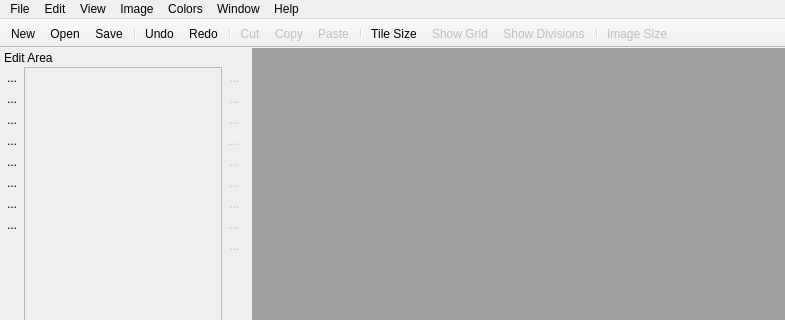
Old version of the form screens/main_window.ui in the repository ricardobusta/pixelbooster; both pictures show x 0 to 785 and y 0 to 320 of the 785 by 627 pixel window.
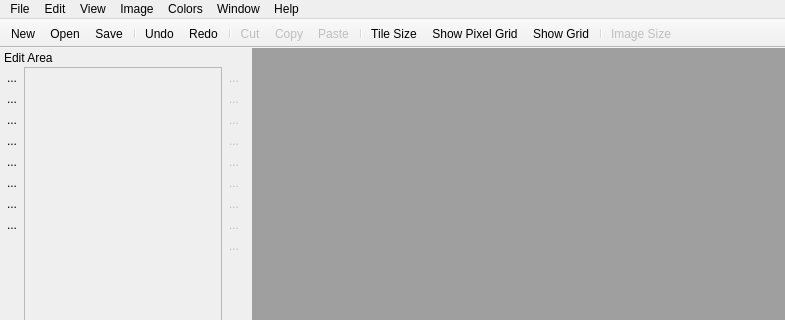
New version of the form. Icons and pictures are not drawn. Custom widgets are drawn as their Qt base class.

Commit message: Finished implementing the "show grid" and "show pixel grid" feature.

Patch:
```diff
--- a/screens/main_window.ui
+++ b/screens/main_window.ui
@@ -191,8 +191,8 @@
    <addaction name="actionPaste"/>
    <addaction name="separator"/>
    <addaction name="actionTile_Size"/>
+   <addaction name="actionShow_Pixel_Grid"/>
    <addaction name="actionShow_Grid"/>
-   <addaction name="actionShow_Divisions"/>
    <addaction name="separator"/>
    <addaction name="actionImage_Size"/>
   </widget>
@@ -1476,37 +1476,43 @@
     <string>Tile Size: Configure the size of the tile selection</string>
    </property>
   </action>
-  <action name="actionShow_Grid">
+  <action name="actionShow_Pixel_Grid">
    <property name="checkable">
     <bool>true</bool>
    </property>
    <property name="enabled">
-    <bool>false</bool>
+    <bool>true</bool>
    </property>
    <property name="icon">
     <iconset resource="../resources/icons/icons.qrc">
      <normaloff>:/icons/show_grid.png</normaloff>:/icons/show_grid.png</iconset>
    </property>
    <property name="text">
-    <string>Show Grid</string>
+    <string>Show Pixel Grid</string>
+   </property>
+   <property name="toolTip">
+    <string>Show Pixel Grid</string>
    </property>
    <property name="statusTip">
     <string>Soon!</string>
    </property>
   </action>
-  <action name="actionShow_Divisions">
+  <action name="actionShow_Grid">
    <property name="checkable">
     <bool>true</bool>
    </property>
    <property name="enabled">
-    <bool>false</bool>
+    <bool>true</bool>
    </property>
    <property name="icon">
     <iconset resource="../resources/icons/icons.qrc">
      <normaloff>:/icons/show_divisions.png</normaloff>:/icons/show_divisions.png</iconset>
    </property>
    <property name="text">
-    <string>Show Divisions</string>
+    <string>Show Grid</string>
+   </property>
+   <property name="toolTip">
+    <string>Show Grid</string>
    </property>
    <property name="statusTip">
     <string>Soon!</string>
```
Left out of the diff: 6 changed lines with no effect on the pictures. The commit also changes 11 other files.
